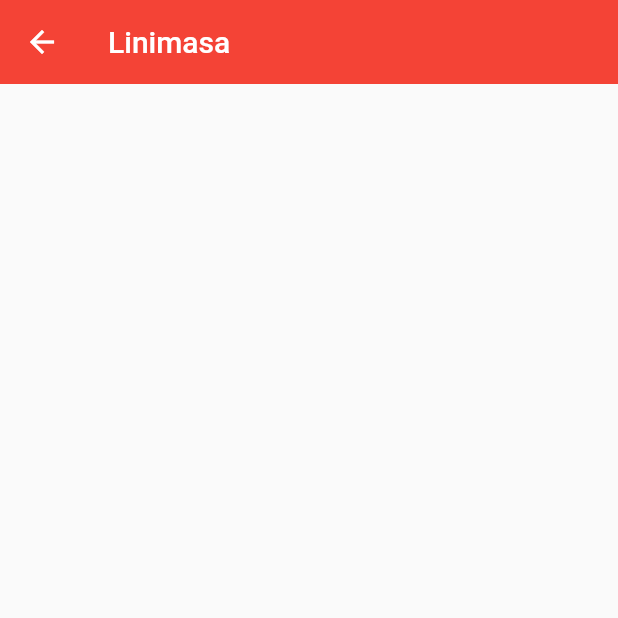
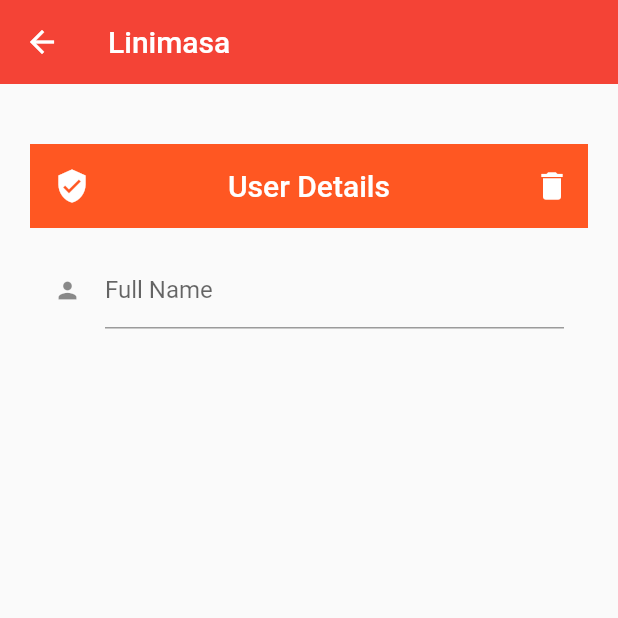
Before and after one commit to muhsanmaulana/Whir-Project, a Flutter app: the Tambbah screen opened directly, on a phone screen of 412 x 824 dp, the top half of it. Run offline on Flutter 3.47's test engine with Material 2 defaults, Android fonts, the phone set to English and light mode, and no system bars; our stand-ins replace cloud_firestore, firebase_auth, image_picker, shared_preferences; accounts and stored records are empty.

```diff
--- /dev/null
+++ b/lib/binder.dart
@@ -0,0 +1,6 @@
+class Binder {
+
+  String binderName;
+
+  Binder({this.binderName = ''});
+}
--- a/lib/screen.dart
+++ b/lib/screen.dart
@@ -1,5 +1,6 @@
 import 'package:flutter/material.dart';
 import 'package:hello_world/catatan.dart';
+import 'package:hello_world/multiform.dart';
 import 'package:hello_world/notifikasi.dart';
 import 'package:hello_world/profile.dart';
 import 'package:hello_world/tambah.dart';
@@ -18,7 +19,7 @@ class _NavagationState extends State<Navagation> {
   final List<Widget> _children = [
     Catatan(),
     Jelajah(),
-    Tambbah(),
+    MultiForm(),
     Notifikasi(),
     ProfilePage(),
   ];
--- a/lib/tambah.dart
+++ b/lib/tambah.dart
@@ -25,6 +25,45 @@ class _TambbahState extends State<Tambbah> {
         backgroundColor: Colors.red,
         elevation: 0.0,
       ),
+      body: Form(
+          //key: form,
+          child: Container(
+        padding: EdgeInsets.all(20.0),
+        child: Column(
+          mainAxisSize: MainAxisSize.min,
+          children: <Widget>[
+            SizedBox(height: 20.0),
+            AppBar(
+              leading: Icon(Icons.verified_user),
+              elevation: 0,
+              title: Text('User Details'),
+              backgroundColor: Theme.of(context).accentColor,
+              centerTitle: true,
+              actions: <Widget>[
+                IconButton(
+                  icon: Icon(Icons.delete),
+                  onPressed: () {},
+                )
+              ],
+            ),
+            Padding(
+              padding: EdgeInsets.only(left: 16, right: 16, top: 16),
+              child: TextFormField(
+                // initialValue: widget.user.fullName,
+                // onSaved: (val) => widget.user.fullName = val,
+                validator: (val) =>
+                    val.length > 3 ? null : 'Full name is invalid',
+                decoration: InputDecoration(
+                  labelText: 'Full Name',
+                  hintText: 'Enter your full name',
+                  icon: Icon(Icons.person),
+                  isDense: true,
+                ),
+              ),
+            ),
+          ],
+        ),
+      )),
     );
   }
 }
```
Also changed, not shown: lib/multiform.dart (added, +121 -0 lines).
